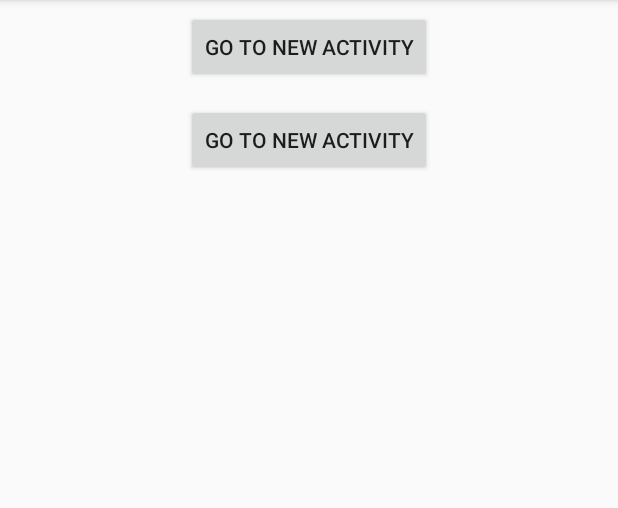
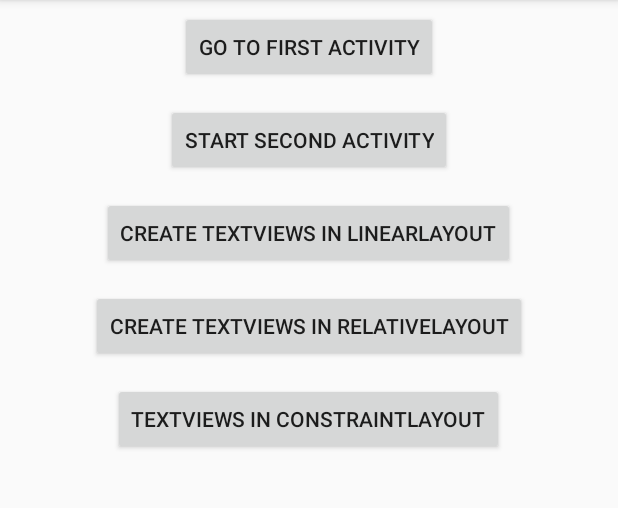
Before and after one commit to dmitrybubnovsky/DogsApp, an Android app: the screen it shows after launch (MainActivity), on a phone screen of 412 x 824 dp, the part 84-592 px from its top. Run offline under Robolectric (Android 15) with nearby library versions, the phone set to English and light mode, and no system bars.

Commit message:
Added methods for creating TextViews in code in appropriate root layouts for Relative, Frame/Linear, ConstraintLayout.

```diff
--- /dev/null
+++ b/app/src/main/java/com/andersen/dogsapp/AbsLayoutParams.java
@@ -0,0 +1,4 @@
+package com.andersen.dogsapp;
+
+public abstract class AbsLayoutParams {
+}
--- a/app/src/main/java/com/andersen/dogsapp/ActivityTwo.java
+++ b/app/src/main/java/com/andersen/dogsapp/ActivityTwo.java
@@ -5,7 +5,7 @@ import android.support.v7.app.AppCompatActivity;
 public class ActivityTwo extends AppCompatActivity {
     @Override
     protected void onCreate(@Nullable Bundle savedInstanceState) {
+        setContentView(R.layout.activity_two);
         super.onCreate(savedInstanceState);
-
     }
 }
--- a/app/src/main/java/com/andersen/dogsapp/MainActivity.java
+++ b/app/src/main/java/com/andersen/dogsapp/MainActivity.java
@@ -1,6 +1,5 @@
 package com.andersen.dogsapp;
 import android.content.Intent;
-import android.net.Uri;
 import android.support.v7.app.AppCompatActivity;
 import android.os.Bundle;
 import android.view.View;
@@ -8,8 +7,11 @@ import android.widget.Button;
 
 public class MainActivity extends AppCompatActivity implements View.OnClickListener{
     Intent intent;
-    Button btnActTwo;
-    Button btnActThree;
+    private Button btnActTwo;
+    private Button btnActThree;
+    private Button btnActFour;
+    private Button btnActFive;
+    private Button btnActSix;
 
     @Override
     public void onCreate(Bundle savedInstanceState) {
@@ -21,6 +23,15 @@ public class MainActivity extends AppCompatActivity implements View.OnClickListe
 
         btnActThree = (Button) findViewById(R.id.btnActThree);
         btnActThree.setOnClickListener(this);
+
+        btnActFour = (Button) findViewById(R.id.btnActFour);
+        btnActFour.setOnClickListener(this);
+
+        btnActFive = (Button) findViewById(R.id.btnActFive);
+        btnActFive.setOnClickListener(this);
+
+        btnActSix = (Button) findViewById(R.id.btnActSix);
+        btnActSix.setOnClickListener(this);
     }
 
     @Override
@@ -32,9 +43,16 @@ public class MainActivity extends AppCompatActivity implements View.OnClickListe
                 startActivity(intent);
                 break;
             case R.id.btnActThree:
-                intent = new Intent();
-                intent.setAction("com.andersen.dogsapp.CUSTOM_ACTION");
-                startActivity(intent);
+                startActivity(new Intent(this, ActivityThree.class));
+                break;
+            case R.id.btnActFour:
+                startActivity(new Intent(this, ActTextViewInFrameLayout.class));
+                break;
+            case R.id.btnActFive:
+                startActivity(new Intent(this, ActTextViewInRelativeLayout.class));
+                break;
+            case R.id.btnActSix:
+                startActivity(new Intent(this, ActTextViewInConstLayout.class));
                 break;
             default:
                 break;
--- /dev/null
+++ b/app/src/main/java/com/andersen/dogsapp/Parametrizable.java
@@ -0,0 +1,5 @@
+package com.andersen.dogsapp;
+
+public interface Parametrizable<T> {
+    Class<T> createLayoutParams(T n, int hor, int ver);
+}
--- /dev/null
+++ b/app/src/main/java/com/andersen/dogsapp/TextViewInRootLayoutFactory.java
@@ -0,0 +1,6 @@
+package com.andersen.dogsapp;
+
+public class TextViewInRootLayoutFactory {
+    AbsLayoutParams absLayoutParams = null;
+
+}
--- a/app/src/main/res/layout/activity_main.xml
+++ b/app/src/main/res/layout/activity_main.xml
@@ -7,7 +7,7 @@
     <Button
         android:layout_width="wrap_content"
         android:layout_height="wrap_content"
-        android:text="@string/explicit_btn_intent"
+        android:text="@string/first_btn_title"
         android:layout_marginTop="7dp"
         android:layout_gravity="center_horizontal"
         android:id="@+id/btnActTwo">
@@ -16,10 +16,32 @@
         android:layout_width="wrap_content"
         android:layout_height="wrap_content"
         android:layout_marginTop="14dp"
-        android:text="@string/explicit_btn_intent"
+        android:text="@string/second_btn_title"
         android:layout_gravity="center_horizontal"
         android:id="@+id/btnActThree">
-
-    ">
+    </Button>
+    <Button
+        android:layout_width="wrap_content"
+        android:layout_height="wrap_content"
+        android:layout_marginTop="14dp"
+        android:text="@string/third_btn_title"
+        android:layout_gravity="center_horizontal"
+        android:id="@+id/btnActFour">
+    </Button>
+    <Button
+        android:layout_width="wrap_content"
+        android:layout_height="wrap_content"
+        android:layout_marginTop="14dp"
+        android:text="@string/fourth_btn_title"
+        android:layout_gravity="center_horizontal"
+        android:id="@+id/btnActFive">
+    </Button>
+    <Button
+        android:layout_width="wrap_content"
+        android:layout_height="wrap_content"
+        android:layout_marginTop="14dp"
+        android:text="@string/fifth_btn_title"
+        android:layout_gravity="center_horizontal"
+        android:id="@+id/btnActSix">
     </Button>
 </LinearLayout>
--- a/app/src/main/res/layout/activity_main2.xml
+++ b/app/src/main/res/layout/activity_sixth.xml
@@ -1,10 +1,10 @@
 <?xml version="1.0" encoding="utf-8"?>
 <android.support.constraint.ConstraintLayout
+    android:id="@+id/parent_Constraint"
     xmlns:android="http://schemas.android.com/apk/res/android"
-    xmlns:app="http://schemas.android.com/apk/res-auto"
     xmlns:tools="http://schemas.android.com/tools"
     android:layout_width="match_parent"
     android:layout_height="match_parent"
-    tools:context=".Main2Activity">
+    tools:context=".ActTextViewInConstLayout">
 
 </android.support.constraint.ConstraintLayout>
--- a/app/src/main/res/values/colors.xml
+++ b/app/src/main/res/values/colors.xml
@@ -3,4 +3,9 @@
     <color name="colorPrimary">#3F51B5</color>
     <color name="colorPrimaryDark">#303F9F</color>
     <color name="colorAccent">#FF4081</color>
+    <color name="colorCustomDark">#999999</color>
+    <color name="colorCustomDarkGreen">#006400</color>
+    <color name="colorCustomLightGreen">#03cd03</color>
+    <color name="colorCustomYellow">#81ff19</color>
+    <color name="colorCustomOrange">#dfac03</color>
 </resources>
--- a/app/src/main/res/values/strings.xml
+++ b/app/src/main/res/values/strings.xml
@@ -1,6 +1,13 @@
 <resources>
     <string name="app_name">DogsApp</string>
-    <string name="explicit_btn_intent">Go to new Activity</string>
-    <string name="imlicit_btn_intent">Implicit intent</string>
+    <string name="first_btn_title">Go to first Activity</string>
+    <string name="second_btn_title">Start second Activity</string>
+    <string name="third_btn_title">Create textviews in LinearLayout</string>
+    <string name="fourth_btn_title">Create textviews in RelativeLayout</string>
+    <string name="fifth_btn_title">Textviews in ConstraintLayout</string>
     <string name="btn_search">Go</string>
+    <string name="first_text_view">This is the first TextView</string>
+    <string name="second_text_view">This is the second one</string>
+    <string name="third_text_view">The third TextView</string>
+
 </resources>
```
Also changed, not shown: app/src/main/AndroidManifest.xml (+10 -3 lines), app/src/main/java/com/andersen/dogsapp/ActTextViewInConstLayout.java (added, +78 -0 lines), app/src/main/java/com/andersen/dogsapp/ActTextViewInFrameLayout.java (added, +46 -0 lines), app/src/main/java/com/andersen/dogsapp/ActTextViewInRelativeLayout.java (added, +58 -0 lines), app/src/main/java/com/andersen/dogsapp/ActivityThree.java (added, +13 -0 lines), app/src/main/java/com/andersen/dogsapp/CustomTextView.java (added, +34 -0 lines), app/src/main/java/com/andersen/dogsapp/LayoutParamsFactory.java (added, +16 -0 lines), app/src/main/res/layout/activity_fifth.xml (added, +9 -0 lines), app/src/main/res/layout/activity_three.xml (added, +55 -0 lines).
